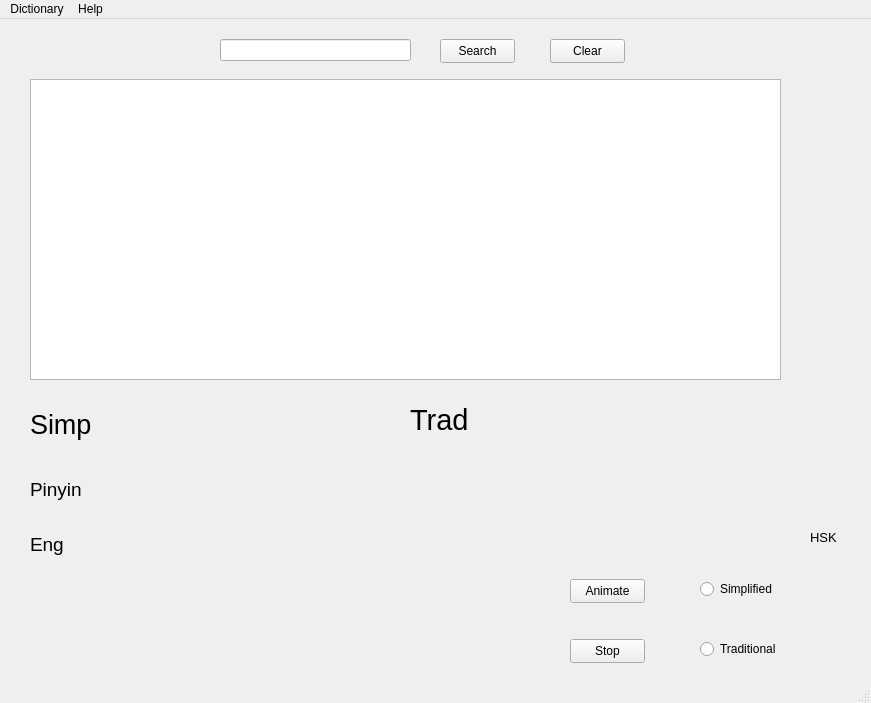
Old version of the form mainwindow.ui in the repository LStefanCoder/DictoSinico.
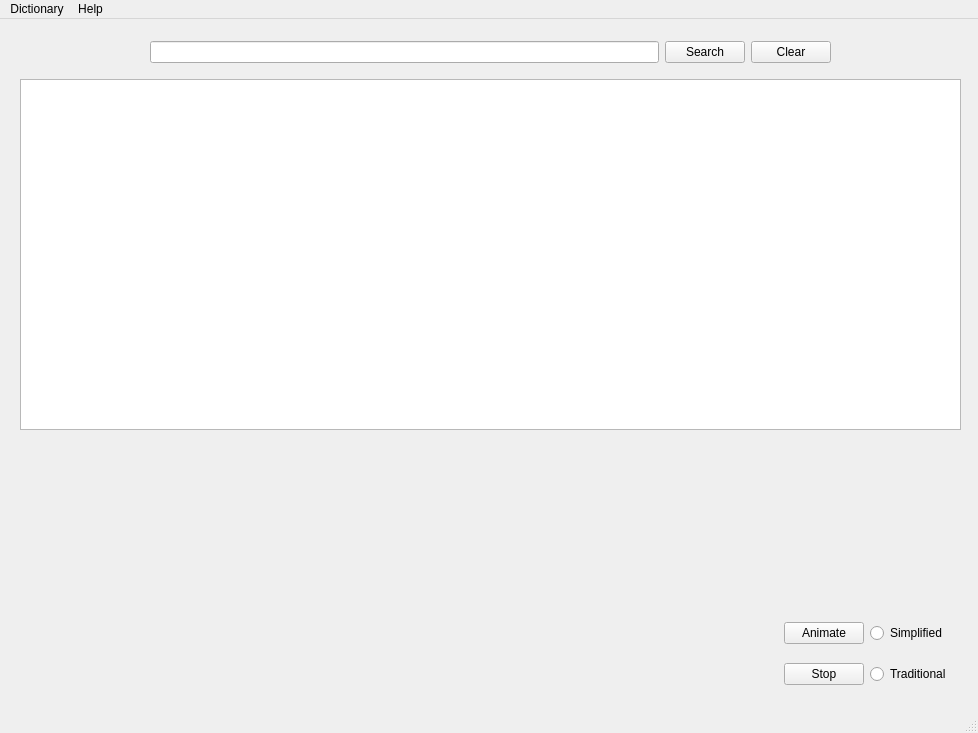
New version of the form. Custom widgets are drawn as their Qt base class.

Commit message: Added a qss stylesheet, organized GUI elements in layouts, cleaned up the code.

```diff
--- a/mainwindow.ui
+++ b/mainwindow.ui
@@ -6,137 +6,89 @@
    <rect>
     <x>0</x>
     <y>0</y>
-    <width>871</width>
-    <height>703</height>
+    <width>978</width>
+    <height>733</height>
    </rect>
   </property>
   <property name="windowTitle">
    <string>MainWindow</string>
   </property>
   <widget class="QWidget" name="centralwidget">
-   <widget class="QPushButton" name="searchButton">
-    <property name="geometry">
-     <rect>
-      <x>440</x>
-      <y>20</y>
-      <width>75</width>
-      <height>24</height>
-     </rect>
-    </property>
-    <property name="text">
-     <string>Search</string>
-    </property>
-   </widget>
-   <widget class="QLineEdit" name="searchField">
-    <property name="geometry">
-     <rect>
-      <x>220</x>
-      <y>20</y>
-      <width>191</width>
-      <height>22</height>
-     </rect>
-    </property>
-   </widget>
-   <widget class="QPushButton" name="clearButton">
-    <property name="geometry">
-     <rect>
-      <x>550</x>
-      <y>20</y>
-      <width>75</width>
-      <height>24</height>
-     </rect>
-    </property>
-    <property name="text">
-     <string>Clear</string>
-    </property>
-   </widget>
+   <property name="sizePolicy">
+    <sizepolicy hsizetype="Expanding" vsizetype="Expanding">
+     <horstretch>0</horstretch>
+     <verstretch>0</verstretch>
+    </sizepolicy>
+   </property>
    <widget class="QTableWidget" name="tableWidget">
     <property name="geometry">
      <rect>
-      <x>30</x>
+      <x>20</x>
       <y>60</y>
-      <width>751</width>
-      <height>301</height>
+      <width>941</width>
+      <height>351</height>
      </rect>
     </property>
-   </widget>
-   <widget class="QLabel" name="definitionSimp">
-    <property name="geometry">
-     <rect>
-      <x>30</x>
-      <y>380</y>
-      <width>361</width>
-      <height>51</height>
-     </rect>
-    </property>
-    <property name="font">
-     <font>
-      <pointsize>20</pointsize>
-     </font>
-    </property>
-    <property name="text">
-     <string>Simp</string>
+    <property name="sizePolicy">
+     <sizepolicy hsizetype="Expanding" vsizetype="Expanding">
+      <horstretch>0</horstretch>
+      <verstretch>0</verstretch>
+     </sizepolicy>
     </property>
    </widget>
    <widget class="QLabel" name="definitionPinyin">
     <property name="geometry">
      <rect>
-      <x>30</x>
-      <y>450</y>
-      <width>731</width>
+      <x>20</x>
+      <y>480</y>
+      <width>931</width>
       <height>41</height>
      </rect>
     </property>
+    <property name="sizePolicy">
+     <sizepolicy hsizetype="Expanding" vsizetype="Preferred">
+      <horstretch>0</horstretch>
+      <verstretch>0</verstretch>
+     </sizepolicy>
+    </property>
     <property name="font">
      <font>
       <pointsize>14</pointsize>
      </font>
     </property>
     <property name="text">
-     <string>Pinyin</string>
+     <string/>
     </property>
    </widget>
    <widget class="QLabel" name="definitionEng">
     <property name="geometry">
      <rect>
-      <x>30</x>
-      <y>500</y>
-      <width>741</width>
+      <x>20</x>
+      <y>530</y>
+      <width>931</width>
       <height>51</height>
      </rect>
     </property>
+    <property name="sizePolicy">
+     <sizepolicy hsizetype="Expanding" vsizetype="Preferred">
+      <horstretch>0</horstretch>
+      <verstretch>0</verstretch>
+     </sizepolicy>
+    </property>
     <property name="font">
      <font>
       <pointsize>14</pointsize>
      </font>
     </property>
     <property name="text">
-     <string>Eng</string>
-    </property>
-   </widget>
-   <widget class="QLabel" name="definitionTrad">
-    <property name="geometry">
-     <rect>
-      <x>410</x>
-      <y>370</y>
-      <width>351</width>
-      <height>61</height>
-     </rect>
-    </property>
-    <property name="font">
-     <font>
-      <pointsize>22</pointsize>
-     </font>
-    </property>
-    <property name="text">
-     <string>Trad</string>
+     <string/>
     </property>
    </widget>
    <widget class="QLabel" name="hskValue">
     <property name="geometry">
      <rect>
-      <x>810</x>
-      <y>510</y>
+      <x>880</x>
+      <y>550</y>
       <width>51</width>
       <height>16</height>
      </rect>
@@ -147,75 +99,151 @@
      </font>
     </property>
     <property name="text">
-     <string>HSK</string>
+     <string/>
     </property>
    </widget>
    <widget class="QWidget" name="horizontalLayoutWidget">
     <property name="geometry">
      <rect>
-      <x>30</x>
-      <y>560</y>
-      <width>501</width>
-      <height>80</height>
+      <x>20</x>
+      <y>590</y>
+      <width>931</width>
+      <height>91</height>
      </rect>
     </property>
-    <layout class="QHBoxLayout" name="characterWLayout">
-     <item>
-      <widget class="SvgWidget" name="characterWidget" native="true"/>
+    <layout class="QGridLayout" name="gridLayout" columnstretch="1,0,0">
+     <item row="0" column="2">
+      <widget class="QRadioButton" name="simplifiedRadioButton">
+       <property name="sizePolicy">
+        <sizepolicy hsizetype="Fixed" vsizetype="Fixed">
+         <horstretch>0</horstretch>
+         <verstretch>0</verstretch>
+        </sizepolicy>
+       </property>
+       <property name="text">
+        <string>Simplified</string>
+       </property>
+      </widget>
      </item>
+     <item row="1" column="2">
+      <widget class="QRadioButton" name="traditionalRadioButton">
+       <property name="sizePolicy">
+        <sizepolicy hsizetype="Fixed" vsizetype="Fixed">
+         <horstretch>0</horstretch>
+         <verstretch>0</verstretch>
+        </sizepolicy>
+       </property>
+       <property name="text">
+        <string>Traditional</string>
+       </property>
+      </widget>
+     </item>
+     <item row="1" column="1">
+      <widget class="QPushButton" name="animationStopButton">
+       <property name="text">
+        <string>Stop</string>
+       </property>
+      </widget>
+     </item>
+     <item row="0" column="0" rowspan="2">
+      <layout class="QHBoxLayout" name="characterWLayout" stretch="0">
+       <item>
+        <widget class="SvgWidget" name="characterWidget" native="true">
+         <property name="sizePolicy">
+          <sizepolicy hsizetype="Expanding" vsizetype="Preferred">
+           <horstretch>1</horstretch>
+           <verstretch>0</verstretch>
+          </sizepolicy>
+         </property>
+        </widget>
+       </item>
+      </layout>
+     </item>
+     <item row="0" column="1">
+      <widget class="QPushButton" name="animationStartButton">
+       <property name="text">
+        <string>Animate</string>
+       </property>
+      </widget>
+     </item>
     </layout>
    </widget>
-   <widget class="QPushButton" name="animationStartButton">
+   <widget class="QWidget" name="">
     <property name="geometry">
      <rect>
-      <x>570</x>
-      <y>560</y>
-      <width>75</width>
-      <height>24</height>
+      <x>20</x>
+      <y>430</y>
+      <width>941</width>
+      <height>41</height>
      </rect>
     </property>
-    <property name="text">
-     <string>Animate</string>
-    </property>
+    <layout class="QHBoxLayout" name="horizontalLayout">
+     <item>
+      <widget class="QLabel" name="definitionSimp">
+       <property name="sizePolicy">
+        <sizepolicy hsizetype="Expanding" vsizetype="Preferred">
+         <horstretch>0</horstretch>
+         <verstretch>0</verstretch>
+        </sizepolicy>
+       </property>
+       <property name="font">
+        <font>
+         <pointsize>20</pointsize>
+        </font>
+       </property>
+       <property name="text">
+        <string/>
+       </property>
+      </widget>
+     </item>
+     <item>
+      <widget class="QLabel" name="definitionTrad">
+       <property name="sizePolicy">
+        <sizepolicy hsizetype="Expanding" vsizetype="Preferred">
+         <horstretch>0</horstretch>
+         <verstretch>0</verstretch>
+        </sizepolicy>
+       </property>
+       <property name="font">
+        <font>
+         <pointsize>22</pointsize>
+        </font>
+       </property>
+       <property name="text">
+        <string/>
+       </property>
+      </widget>
+     </item>
+    </layout>
    </widget>
-   <widget class="QPushButton" name="animationStopButton">
+   <widget class="QWidget" name="">
     <property name="geometry">
      <rect>
-      <x>570</x>
-      <y>620</y>
-      <width>75</width>
-      <height>24</height>
+      <x>150</x>
+      <y>20</y>
+      <width>681</width>
+      <height>26</height>
      </rect>
     </property>
-    <property name="text">
-     <string>Stop</string>
-    </property>
-   </widget>
-   <widget class="QRadioButton" name="simplifiedRadioButton">
-    <property name="geometry">
-     <rect>
-      <x>700</x>
-      <y>560</y>
-      <width>111</width>
-      <height>20</height>
-     </rect>
-    </property>
-    <property name="text">
-     <string>Simplified</string>
-    </property>
-   </widget>
-   <widget class="QRadioButton" name="traditionalRadioButton">
-    <property name="geometry">
-     <rect>
-      <x>700</x>
-      <y>620</y>
-      <width>111</width>
-      <height>20</height>
-     </rect>
-    </property>
-    <property name="text">
-     <string>Traditional</string>
-    </property>
+    <layout class="QHBoxLayout" name="horizontalLayout_2">
+     <item>
+      <widget class="QLineEdit" name="searchField"/>
+     </item>
+     <item>
+      <widget class="QPushButton" name="searchButton">
+       <property name="text">
+        <string>Search</string>
+       </property>
+      </widget>
+     </item>
+     <item>
+      <widget class="QPushButton" name="clearButton">
+       <property name="text">
+        <string>Clear</string>
+       </property>
+      </widget>
+     </item>
+    </layout>
    </widget>
   </widget>
   <widget class="QMenuBar" name="menubar">
@@ -223,7 +251,7 @@
     <rect>
      <x>0</x>
      <y>0</y>
-     <width>871</width>
+     <width>978</width>
      <height>22</height>
     </rect>
    </property>
```
Left out of the diff: 2 changed lines with no effect on the pictures. The commit also changes 8 other files.
